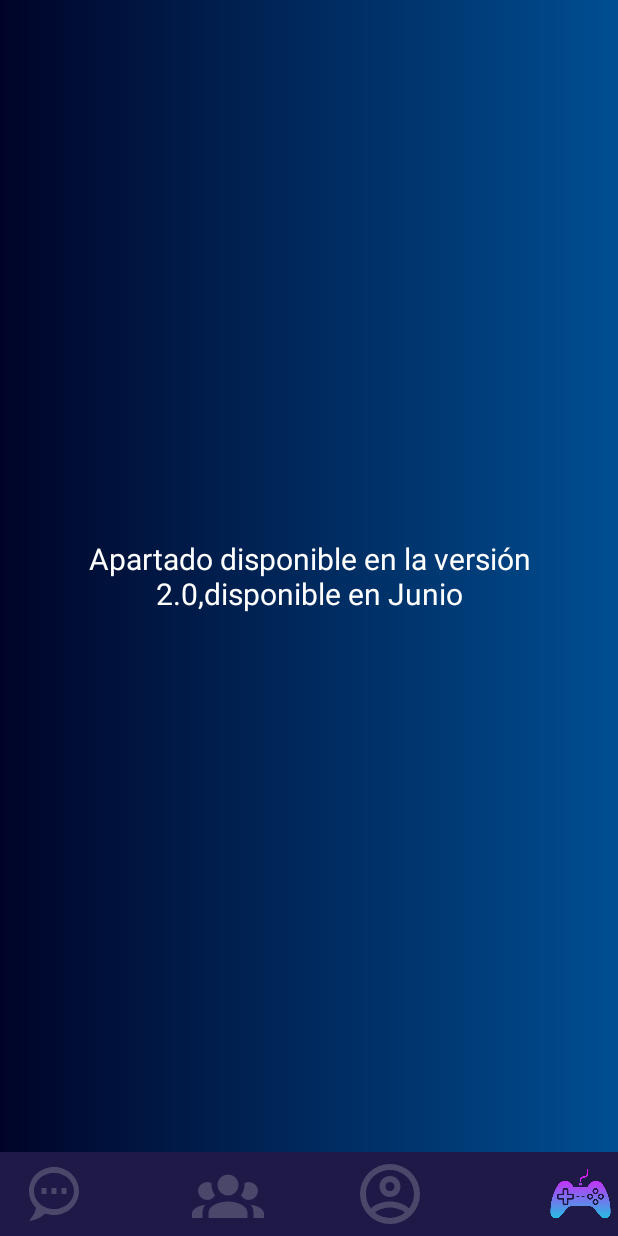
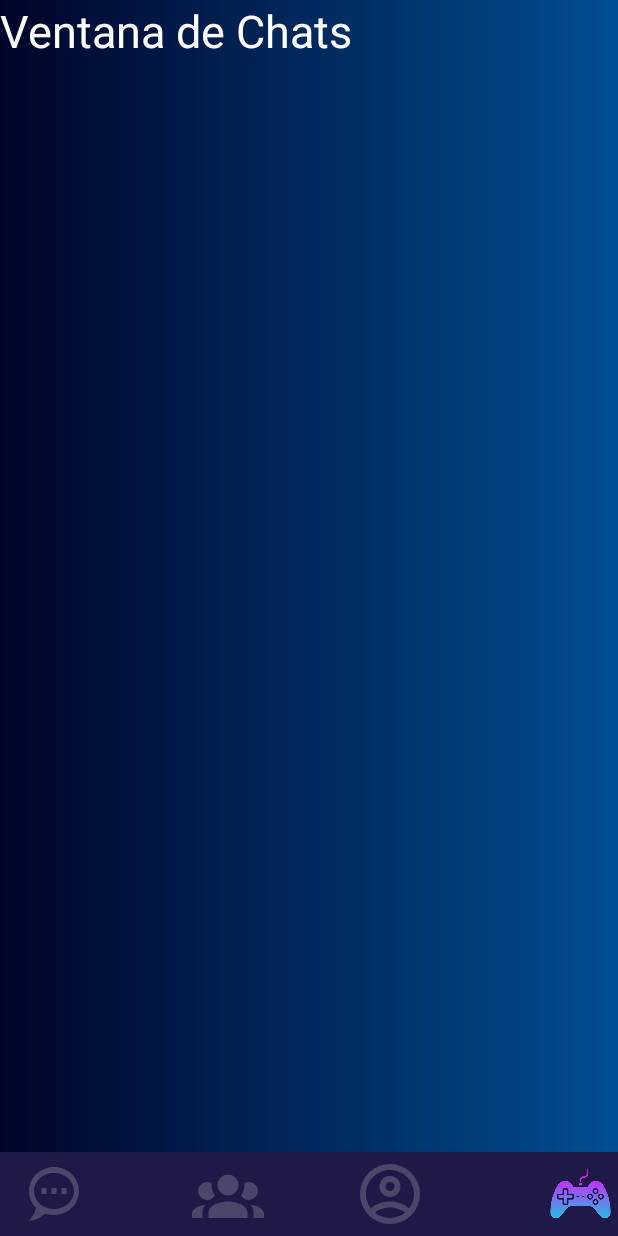
Before and after one commit to JenaroLeal/OMOapp, an Android app: the fragment chats placed in its activity, on a phone screen of 412 x 824 dp. Run offline under Robolectric (Android 15) with nearby library versions, the phone set to English and light mode, and no system bars; our stand-ins replace AdMob, CircleImageView, Firebase (no records; nobody signed in at launch, a user with empty details on screens opened directly); pictures from the network do not load; 1 statement that could not run was skipped.

Commit message:
Recicler chat
En la ventana de chat, generamos el recycler para los amigos, con el adapter

```diff
--- a/CenecApp/app/src/main/java/Fragments/Chats.kt
+++ b/CenecApp/app/src/main/java/Fragments/Chats.kt
@@ -5,9 +5,16 @@ import androidx.fragment.app.Fragment
 import android.view.LayoutInflater
 import android.view.View
 import android.view.ViewGroup
+import androidx.recyclerview.widget.LinearLayoutManager
+import androidx.recyclerview.widget.RecyclerView
+import clases.Usuario
+import com.example.cenecapp.AmigosAdapter
 import com.example.cenecapp.R
+import com.example.cenecapp.UserChatAdapter
 import com.example.cenecapp.base_fragments
 import com.google.firebase.auth.FirebaseAuth
+import com.google.firebase.database.FirebaseDatabase
+import com.google.firebase.firestore.CollectionReference
 import com.google.firebase.firestore.FirebaseFirestore
 
 
@@ -43,13 +50,74 @@ class chats : Fragment() {
      * @return el fragment cargado con todos los componenter
      */
     override fun onCreateView(inflater: LayoutInflater, container: ViewGroup?, savedInstanceState: Bundle?): View? {
-        var emailRecibido:String = base_fragments.Companion.emailEnviado
-        mAuth=FirebaseAuth.getInstance()
-        db.collection("Usuarios").document(emailRecibido).get().addOnSuccessListener {
-            var nombre:String=it.get("nombre") as String
+        val component:View=inflater.inflate(R.layout.fragment_chats, container, false)
+
+        val usuario: Usuario = base_fragments.Companion.usuarioEnviado
+        val db = FirebaseFirestore.getInstance()
+        val stringArray = usuario.amigos.toMutableList()
+
+        var sumatorio:Int=0
+
+        val juegosUser = Array<String>(usuario.juegos.size) { i ->
+            usuario.juegos[i]
+        }
+        val valores:ArrayList<Usuario> = arrayListOf<Usuario>()
+        db.collection("Usuarios").get().addOnSuccessListener {
+            for (usuarios in it) {
+                var nombreDB: String? = usuarios.getString("nombre")
+                var emailDB: String? = usuarios.getString("email")
+                var passwordDB: String? = usuarios.getString("password")
+                var ciudadDB: String? = usuarios.getString("ciudad")
+                var plataformaBD: String? = usuarios.getString("plataforma")
+                var juegosDB: ArrayList<String> = usuarios.get("juegos") as ArrayList<String>
+                var bioBD: String? = usuarios.getString("biografia")
+                var amigosBD: ArrayList<String> = usuarios.get("amigos") as ArrayList<String>
+                var usuariosDeseadosDB: ArrayList<String> =
+                    usuarios.get("usuariosDeseados") as ArrayList<String>
+                var usuariosQueQuierenConectarDB: ArrayList<String> =
+                    usuarios.get("usuariosQueQuierenConectar") as ArrayList<String>
+                var usuariosRechazadosDB: ArrayList<String> =
+                    usuarios.get("usuariosRechazados") as ArrayList<String>
+                var usuariosBloqueadosDB: ArrayList<String> =
+                    usuarios.get("usuariosRechazados") as ArrayList<String>
+
+                var juegosUsuario = juegosDB
+                for (i in 0 until juegosUser.size) {
+                    for (j in 0 until juegosUsuario.size) {
+                        val juego: String = juegosUser.get(i)
+                        if (juego.equals(juegosUsuario.get(j))) {
+                            sumatorio += 12
+                        }
+                    }
+                }
+                if (usuario.plataforma == plataformaBD) {
+                    sumatorio += 25
+                }
+
+                if (usuario.ciudad == ciudadDB) {
+                    sumatorio += 15
+                }
+
+                val user: Usuario = Usuario(nombreDB!!, emailDB!!, passwordDB!!, ciudadDB, plataformaBD, juegosDB, "", bioBD!!,
+                    false, usuariosDeseadosDB, usuariosQueQuierenConectarDB, amigosBD, usuariosRechazadosDB, usuariosBloqueadosDB, sumatorio)
+                if (stringArray.contains(user.email)) {
+                    valores.add(user)
+                }
+
+                sumatorio = 0
+            }
+            val recyclerView: RecyclerView = component.findViewById(R.id.mainUserRecyclerView)
+
+            recyclerView.layoutManager = LinearLayoutManager(component.context)
+            recyclerView.adapter= this.activity?.let { it1 -> UserChatAdapter(it1,valores) }
+            recyclerView.layoutManager = LinearLayoutManager(component.context)
+
         }
 
-        return inflater.inflate(R.layout.fragment_chats, container, false)
+
+
+
+        return component
     }
 
     companion object {
--- a/CenecApp/app/src/main/res/layout/fragment_chats.xml
+++ b/CenecApp/app/src/main/res/layout/fragment_chats.xml
@@ -8,18 +8,26 @@
     android:orientation="vertical"
     android:background="@drawable/gradiente3"
     tools:context="Fragments.chats">
-    <LinearLayout
+    <TextView
         android:layout_width="match_parent"
         android:layout_height="wrap_content"
-        android:layout_weight="1">
-        <TextView
-            android:layout_width="match_parent"
-            android:layout_height="match_parent"
-            android:gravity="center"
-            android:text="@string/disponibilidad"
-            android:textColor="@color/white"
-            android:textSize="20sp">
-
-        </TextView>
+        android:text="Ventana de Chats"
+        android:textSize="30sp"
+        android:textColor="@color/white">
+    </TextView>
+    <androidx.recyclerview.widget.RecyclerView
+        android:id="@+id/mainUserRecyclerView"
+        android:layout_width="376dp"
+        android:layout_height="380dp"
+        android:layout_alignParentStart="true"
+        android:layout_alignParentLeft="true"
+        android:layout_alignParentEnd="true"
+        android:layout_alignParentRight="true"
+        android:layout_alignParentBottom="true"
+        android:layout_marginStart="16dp"
+        android:layout_marginLeft="16dp"
+        android:layout_marginTop="167dp"
+        android:layout_marginEnd="19dp"
+        android:layout_marginRight="19dp"
+        android:layout_marginBottom="104dp" />
     </LinearLayout>
-    </LinearLayout>
```
Also changed, not shown: CenecApp/app/src/main/AndroidManifest.xml (+7 -0 lines), CenecApp/app/src/main/java/clases/UsuarioAdapter.kt (+2 -16 lines), CenecApp/app/src/main/java/com/example/cenecapp/UserChatAdapter.kt (added, +54 -0 lines), CenecApp/app/src/main/java/com/example/cenecapp/chatwindo.kt (added, +11 -0 lines), CenecApp/app/src/main/java/com/example/cenecapp/msgModelclass.kt (added, +18 -0 lines), CenecApp/app/src/main/res/layout/activity_chatwindo.xml (added, +9 -0 lines).
